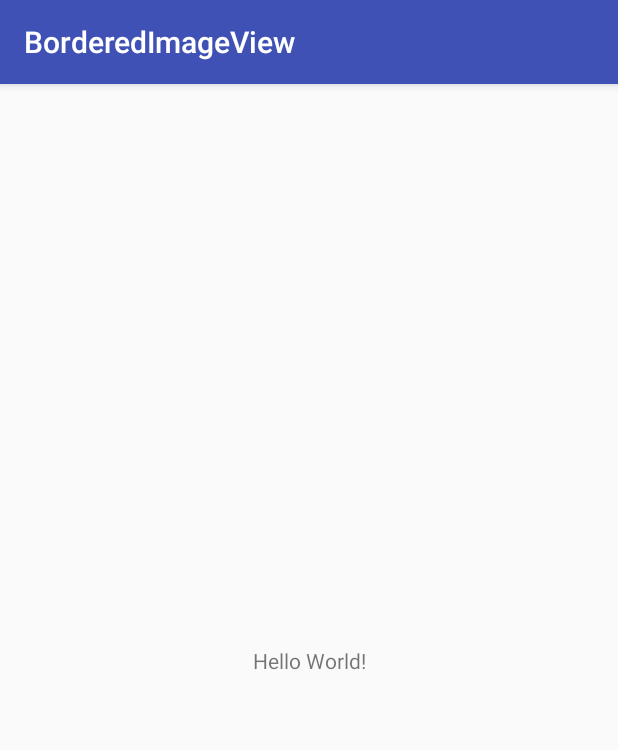
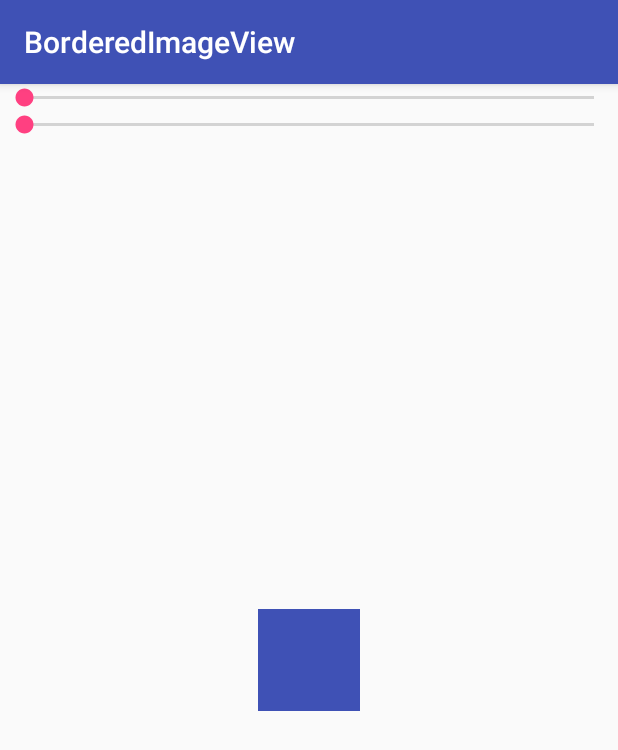
Before and after one commit to Devit951/BorderDrawable, an Android app: the screen it shows after launch (MainActivity), on a phone screen of 412 x 824 dp. Shown: the top 750 px of the screen. Run offline under Robolectric (Android 15) with nearby library versions, the phone set to English and light mode, and no system bars.

Commit message:
Added SeekBar to control radius and width of BorderDrawable

```diff
--- a/app/src/main/res/layout/activity_main.xml
+++ b/app/src/main/res/layout/activity_main.xml
@@ -6,13 +6,32 @@
     android:layout_height="match_parent"
     tools:context=".MainActivity">
 
-    <TextView
-        android:layout_width="wrap_content"
-        android:layout_height="wrap_content"
-        android:text="Hello World!"
+    <ImageView
+        android:id="@+id/iv_main"
+        android:layout_width="100dp"
+        android:layout_height="100dp"
+        android:src="@color/colorPrimary"
+        android:padding="16dp"
         app:layout_constraintBottom_toBottomOf="parent"
         app:layout_constraintLeft_toLeftOf="parent"
         app:layout_constraintRight_toRightOf="parent"
         app:layout_constraintTop_toTopOf="parent" />
 
+
+    <SeekBar
+        android:id="@+id/sb_border_radius"
+        android:layout_width="match_parent"
+        android:layout_height="wrap_content"
+        app:layout_constraintStart_toStartOf="parent"
+        app:layout_constraintTop_toTopOf="parent" />
+
+    <SeekBar
+        android:id="@+id/sb_border_width"
+        android:layout_width="match_parent"
+        android:layout_height="wrap_content"
+        app:layout_constraintEnd_toEndOf="parent"
+        app:layout_constraintStart_toStartOf="parent"
+        app:layout_constraintTop_toBottomOf="@+id/sb_border_radius" />
+
+
 </android.support.constraint.ConstraintLayout>
```
